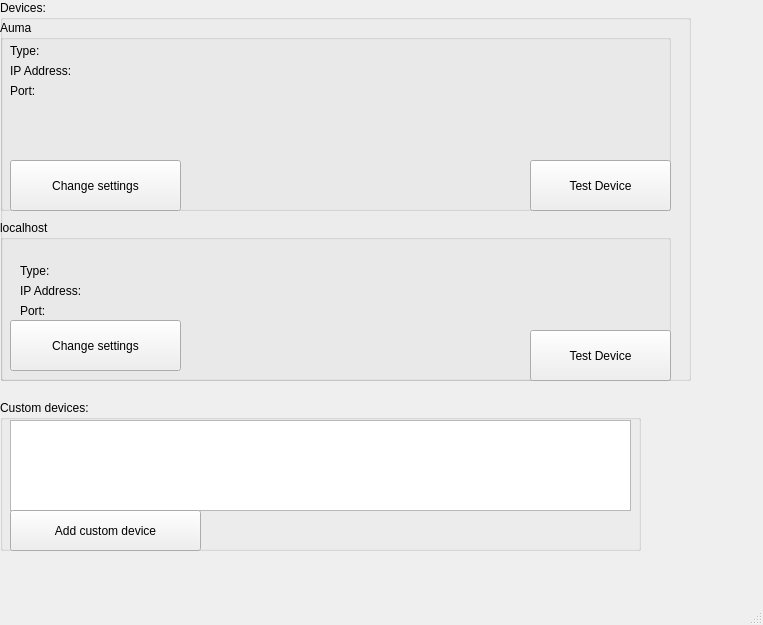
my-memory-leaked/Modbus-Industrial-Diagnostic-Tool, file GUI/MainGUI/MainGUI.ui: the form before one commit.
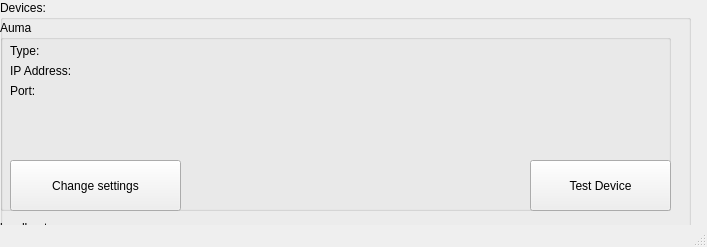
The form after the commit.

Diff of the .ui file:
```diff
--- a/GUI/MainGUI/MainGUI.ui
+++ b/GUI/MainGUI/MainGUI.ui
@@ -6,8 +6,8 @@
    <rect>
     <x>0</x>
     <y>0</y>
-    <width>763</width>
-    <height>625</height>
+    <width>707</width>
+    <height>247</height>
    </rect>
   </property>
   <property name="windowTitle">
@@ -313,6 +313,9 @@
      <string>Custom devices:</string>
     </property>
     <widget class="QListWidget" name="DevicesListWidget">
+     <property name="enabled">
+      <bool>true</bool>
+     </property>
      <property name="geometry">
       <rect>
        <x>10</x>
```
Left out of the diff: 5 changed lines with no effect on the pictures.
